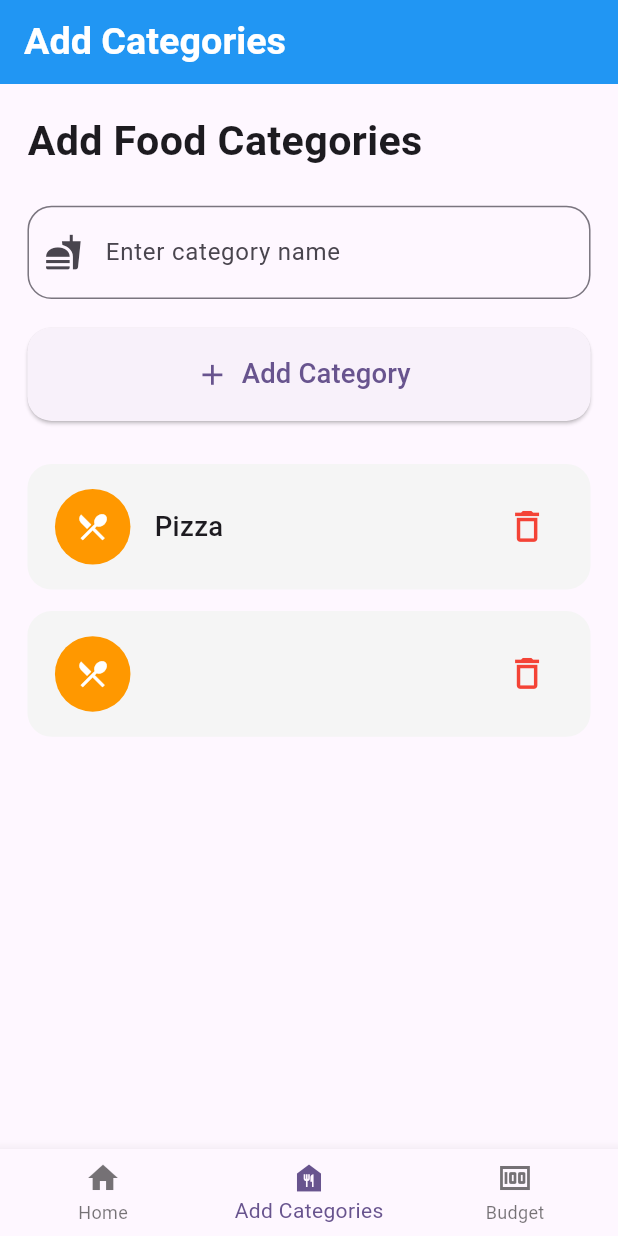
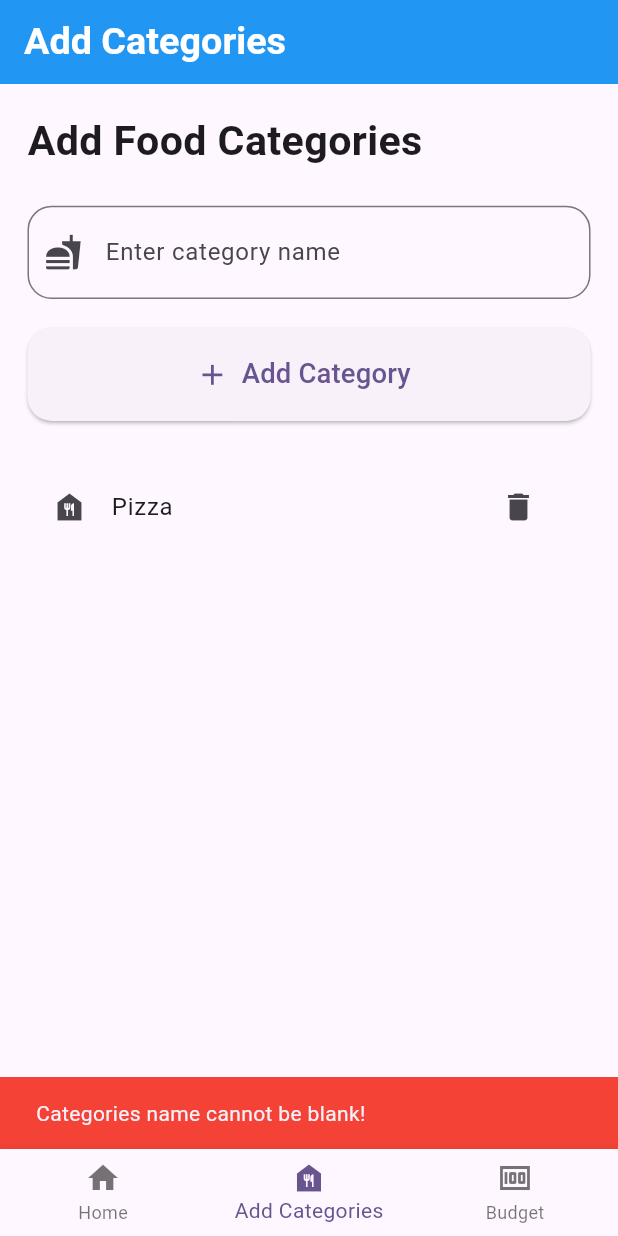
Before and after one commit to bipin24746/expense_tracker, a Flutter app: the screen it shows after launch, item 2 of the bottom bar chosen, after a tap on "Add Category", on a phone screen of 412 x 824 dp. Run offline on Flutter 3.47's test engine with Material 3 defaults, Android fonts, the phone set to English and light mode, and no system bars; our stand-ins replace flutter_riverpod, flutter_screenutil, go_router.

Commit message:
working on categories

```diff
--- a/lib/core/utils/colors.dart
+++ b/lib/core/utils/colors.dart
@@ -8,4 +8,5 @@ class AppColors{
   static const Color navIcon = Colors.white;
   static const Color card = Color(0xFF1b156b);
   static const Color text = Colors.white;
+  static const Color error = Colors.red;
 }
--- a/lib/features/add_categories_screen/model/categories_model.dart
+++ b/lib/features/add_categories_screen/model/categories_model.dart
@@ -3,5 +3,6 @@ import 'package:flutter/cupertino.dart';
 class CategoriesModel {
   String name;
   String icon;
-  CategoriesModel(this.name,this.icon);
+  bool isSelected;
+  CategoriesModel({required this.name,required this.icon,this.isSelected = false});
 }
--- a/lib/features/add_categories_screen/notifier/add_categories_notifier.dart
+++ b/lib/features/add_categories_screen/notifier/add_categories_notifier.dart
@@ -7,14 +7,22 @@ class AddCategoriesNotifier extends Notifier<List<CategoriesModel>> {
   List<CategoriesModel> build() {
     return [
       CategoriesModel(
-        'Pizza', '🐶'
+        name: 'Pizza', icon: '🐶',
       )
     ];
   }
 
   void add({required String name, required String icon}) {
-    final addCategory = CategoriesModel(name, icon);
+    final addCategory = CategoriesModel(name: name, icon: icon);
     state = [...state, addCategory];
+  }
+  void delete({required String name}){
+    state = state.where((category) => category.name != name).toList();
+  }
+
+  void selectedCategory({required String name})
+  {
+
   }
 }
 
--- a/lib/features/add_categories_screen/widget/add_categories_widget.dart
+++ b/lib/features/add_categories_screen/widget/add_categories_widget.dart
@@ -1,4 +1,6 @@
+import 'package:expense_tracker/core/utils/colors.dart';
 import 'package:expense_tracker/features/add_categories_screen/notifier/add_categories_notifier.dart';
+import 'package:expense_tracker/features/budget_screen/notifier/budget_tracker_notifier.dart';
 import 'package:flutter/foundation.dart';
 import 'package:flutter/material.dart';
 import 'package:flutter_riverpod/flutter_riverpod.dart';
@@ -14,12 +16,8 @@ class AddCategoriesWidget extends StatefulWidget {
 class _AddCategoriesWidgetState extends State<AddCategoriesWidget> {
   TextEditingController categoryNameController = TextEditingController();
 
-
-
   @override
   Widget build(BuildContext context) {
-
-
     return Consumer(
       builder: (context, ref, _) {
         return Padding(
@@ -60,12 +58,21 @@ class _AddCategoriesWidgetState extends State<AddCategoriesWidget> {
                 height: 52.h,
                 child: ElevatedButton.icon(
                   onPressed: () {
-                    ref
-                        .read(addCategoryNotifierProvider.notifier)
-                        .add(
-                          name: categoryNameController.text,
-                          icon: 'Icons.fastFood',
-                        );
+                    if (categoryNameController.text.isEmpty) {
+                      ScaffoldMessenger.of(context).showSnackBar(
+                        SnackBar(
+                          backgroundColor: AppColors.error,
+                          content: Text("Categories name cannot be blank!"),
+                        ),
+                      );
+                    } else {
+                      ref
+                          .read(addCategoryNotifierProvider.notifier)
+                          .add(
+                            name: categoryNameController.text,
+                            icon: 'Icons.fastFood',
+                          );
+                    }
                     print(categoryNameController.text);
                   },
                   icon: Icon(Icons.add, size: 20.sp),
@@ -86,59 +93,92 @@ class _AddCategoriesWidgetState extends State<AddCategoriesWidget> {
               /// Categories List
               Expanded(
                 child: Consumer(
-                  builder: (context,ref,_) {
+                  builder: (context, ref, _) {
                     final category = ref.watch(addCategoryNotifierProvider);
                     return ListView.separated(
                       itemCount: category.length,
                       separatorBuilder: (_, __) => SizedBox(height: 12.h),
                       itemBuilder: (context, index) {
-                        return Container(
-                          padding: EdgeInsets.symmetric(
-                            horizontal: 16.w,
-                            vertical: 14.h,
-                          ),
-                          decoration: BoxDecoration(
-                            color: Colors.grey.shade100,
-                            borderRadius: BorderRadius.circular(14.r),
-                          ),
-                          child: Row(
-                            children: [
-                              CircleAvatar(
-                                radius: 22.r,
-                                backgroundColor: Colors.orange,
-                                child: Icon(
-                                  Icons.restaurant_menu,
-                                  color: Colors.white,
-                                  size: 20.sp,
-                                ),
-                              ),
+                        final currentCategory = category[index];
+                        final expandingAmount = ref
+                            .watch(budgetNotifierProvider)
+                            .where(
+                              (categoryName) =>
+                                  currentCategory.name == categoryName.category,
+                            );
 
-                              SizedBox(width: 14.w),
+                        return ExpansionTile(
+                          title: Text(category[index].name),
 
-                              Expanded(
-                                child: Text(
-                                  category[index].name,
-                                  style: TextStyle(
-                                    fontSize: 16.sp,
-                                    fontWeight: FontWeight.w500,
-                                  ),
-                                ),
-                              ),
+                          leading: Icon(Icons.food_bank),
+                          trailing: IconButton(onPressed: (){
+                            ref
+                                          .watch(
+                                            addCategoryNotifierProvider.notifier,
+                                          )
+                                          .delete(name: currentCategory.name);
 
-                              IconButton(
-                                onPressed: () {},
-                                icon: Icon(
-                                  Icons.delete_outline,
-                                  color: Colors.red,
-                                  size: 24.sp,
-                                ),
-                              ),
-                            ],
-                          ),
+                          }, icon: Icon(Icons.delete)),
+                          children: [
+                            for (var expand in expandingAmount)
+                            Text(expand.amount.toString())
+
+                          ],
                         );
+
+                        // return Container(
+                        //   padding: EdgeInsets.symmetric(
+                        //     horizontal: 16.w,
+                        //     vertical: 14.h,
+                        //   ),
+                        //   decoration: BoxDecoration(
+                        //     color: Colors.grey.shade100,
+                        //     borderRadius: BorderRadius.circular(14.r),
+                        //   ),
+                        //   child: Row(
+                        //     children: [
+                        //       CircleAvatar(
+                        //         radius: 22.r,
+                        //         backgroundColor: Colors.orange,
+                        //         child: Icon(
+                        //           Icons.restaurant_menu,
+                        //           color: Colors.white,
+                        //           size: 20.sp,
+                        //         ),
+                        //       ),
+                        //
+                        //       SizedBox(width: 14.w),
+                        //
+                        //       Expanded(
+                        //         child: Text(
+                        //           category[index].name,
+                        //           style: TextStyle(
+                        //             fontSize: 16.sp,
+                        //             fontWeight: FontWeight.w500,
+                        //           ),
+                        //         ),
+                        //       ),
+                        //
+                        //       IconButton(
+                        //         onPressed: () {
+                        //           ref
+                        //               .watch(
+                        //                 addCategoryNotifierProvider.notifier,
+                        //               )
+                        //               .delete(name: currentCategory.name);
+                        //         },
+                        //         icon: Icon(
+                        //           Icons.delete_outline,
+                        //           color: Colors.red,
+                        //           size: 24.sp,
+                        //         ),
+                        //       ),
+                        //     ],
+                        //   ),
+                        // );
                       },
                     );
-                  }
+                  },
                 ),
               ),
             ],
--- a/lib/features/budget_screen/notifier/budget_tracker_notifier.dart
+++ b/lib/features/budget_screen/notifier/budget_tracker_notifier.dart
@@ -16,6 +16,7 @@ class BudgetTrackerNotifier extends Notifier<List<BudgetTrackerModel>> {
     final budgetTracker = BudgetTrackerModel(type, amount, category, notes!);
     state = [...state,budgetTracker];
   }
+
 }
 
 final budgetNotifierProvider =
--- a/lib/features/budget_screen/presentation/screen/budget_screen.dart
+++ b/lib/features/budget_screen/presentation/screen/budget_screen.dart
@@ -62,7 +62,7 @@ class _BudgetScreenState extends State<BudgetScreen> {
             ),
             SizedBox(height: 10.h,),
             BalanceCard(),
-            SizedBox(height: 10.h,),
+            SizedBox(height: 20.h,),
             Categories()
 
           ],
--- a/lib/features/budget_screen/presentation/widget/bottom_sheet_budget_tracker.dart
+++ b/lib/features/budget_screen/presentation/widget/bottom_sheet_budget_tracker.dart
@@ -94,6 +94,7 @@ class _BottomSheetBudgetTrackerState extends State<BottomSheetBudgetTracker> {
                   builder: (context,ref,_) {
                     final categories = ref.watch(addCategoryNotifierProvider);
                     return DropdownButtonFormField<String>(
+                      hint: Text("Select Category"),
                       value: selectedCategory,
                       decoration: InputDecoration(
                         border: OutlineInputBorder(
```
Also changed, not shown: lib/features/budget_screen/presentation/widget/categories.dart (+60 -20 lines).
